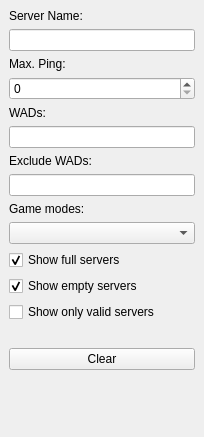
First picture: the form in src/core/gui/serverfilterdock.ui, repository Destroyerrrocket/doomseeker-unofficial, before the edit.
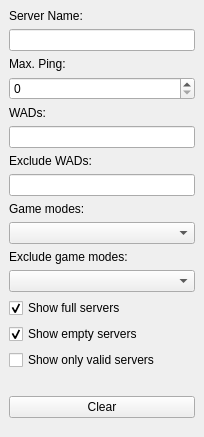
Second picture: the form after the edit. Custom widgets are drawn as their Qt base class.

Commit message: - Added "exclude game modes" server filter.

Diff of the .ui file:
```diff
--- a/src/core/gui/serverfilterdock.ui
+++ b/src/core/gui/serverfilterdock.ui
@@ -101,6 +101,20 @@
       <item>
        <widget class="MultiComboBox" name="cboGameMode"/>
       </item>
+      <item>
+       <widget class="QLabel" name="label_6">
+        <property name="text">
+         <string>Exclude game modes:</string>
+        </property>
+       </widget>
+      </item>
+      <item>
+       <widget class="MultiComboBox" name="cboExcludeGameMode">
+        <property name="toolTip">
+         <string>Selected game modes won't appear on the server list.</string>
+        </property>
+       </widget>
+      </item>
       <item>
        <widget class="QCheckBox" name="cbShowFull">
         <property name="text">
```
Left out of the diff: 44 changed lines with no effect on the pictures. The commit also changes 6 other files.
